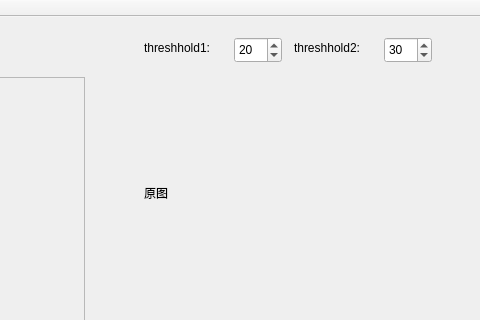
This is mainwindow.ui in Mannix1994/QDataTagger as Qt 5 draws it before an edit; both pictures show x 886 to 1366 and y 0 to 320 of the 1366 by 768 pixel window. The edited form follows.
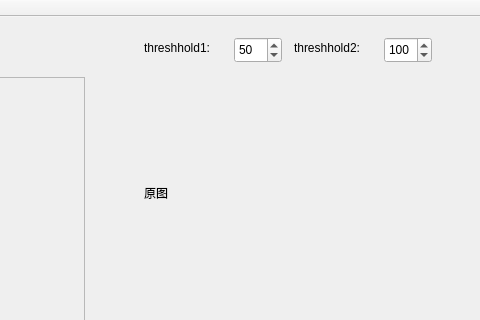
This is the edited form.

Patch:
```diff
--- a/mainwindow.ui
+++ b/mainwindow.ui
@@ -118,7 +118,7 @@
      <number>500</number>
     </property>
     <property name="value">
-     <number>20</number>
+     <number>50</number>
     </property>
    </widget>
    <widget class="QSpinBox" name="sb_threshold2">
@@ -137,7 +137,7 @@
      <number>500</number>
     </property>
     <property name="value">
-     <number>30</number>
+     <number>100</number>
     </property>
    </widget>
    <widget class="QPushButton" name="pb_open">
```
